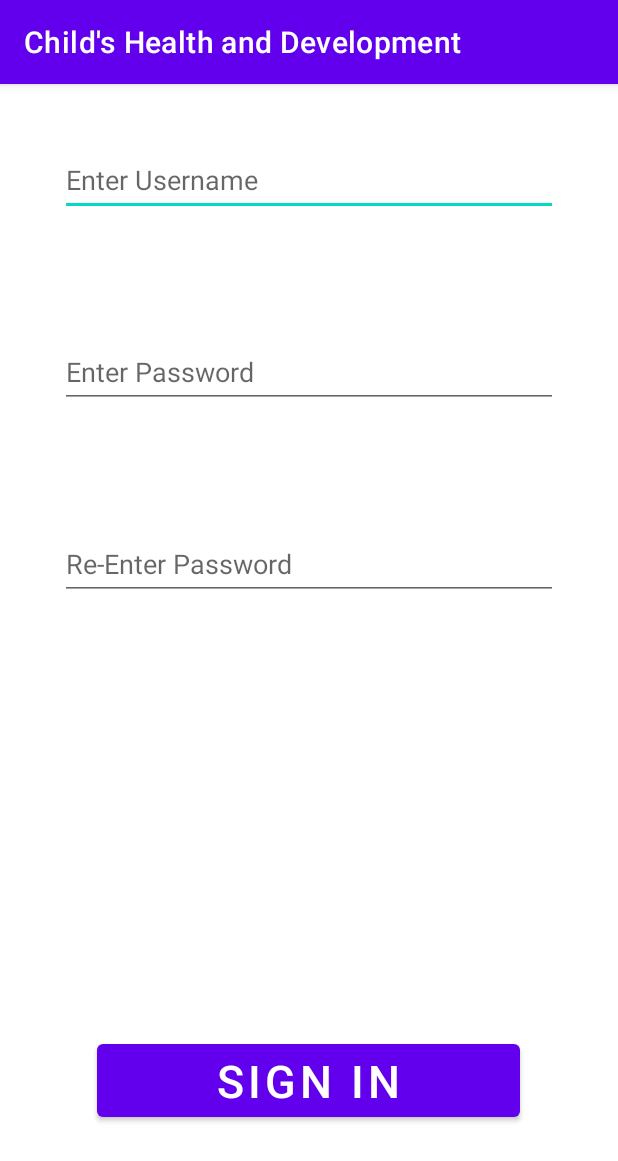
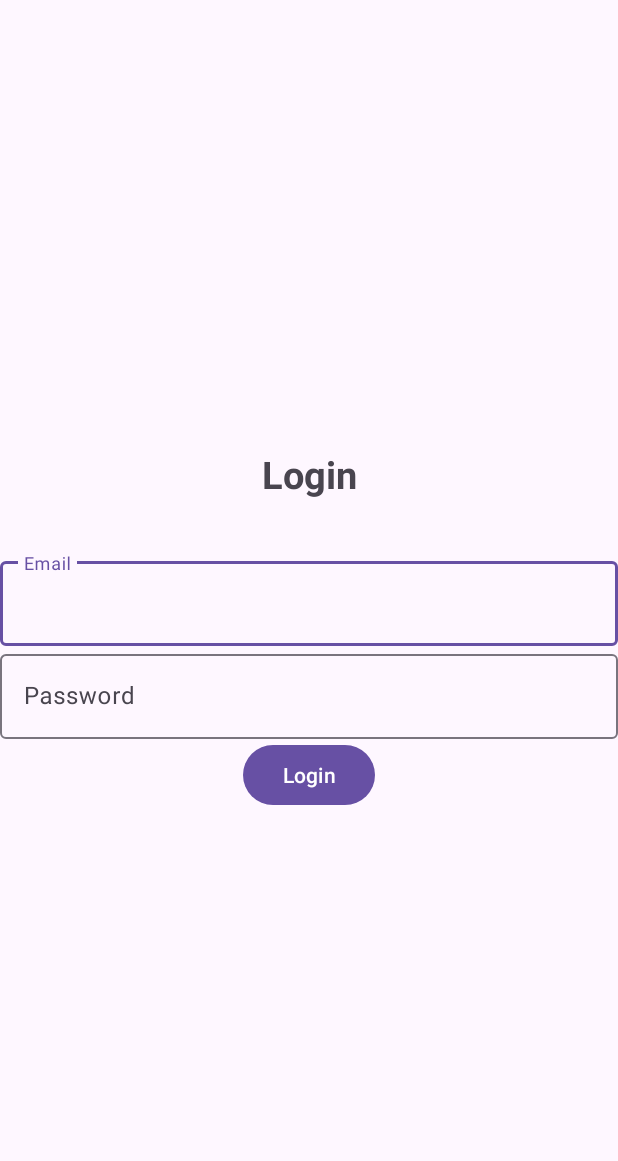
Before and after one commit to Gayane2502/Gayane_250208, an Android app: the Login screen opened directly, with no data from a screen before it, on a phone screen of 412 x 824 dp. Shown: the top 1161 px of the screen. Run offline under Robolectric (Android 15) with nearby library versions, the phone set to English and light mode, and no system bars.

Commit message:
Child's H&D 2

```diff
--- a/app/build.gradle
+++ b/app/build.gradle
@@ -1,5 +1,6 @@
 plugins {
     id 'com.android.application'
+    id 'com.google.gms.google-services'
 }
 
 android {
@@ -39,6 +40,7 @@ dependencies {
     implementation 'androidx.annotation:annotation:1.3.0'
     implementation 'androidx.lifecycle:lifecycle-livedata-ktx:2.4.1'
     implementation 'androidx.lifecycle:lifecycle-viewmodel-ktx:2.4.1'
+    implementation 'com.google.firebase:firebase-auth-ktx:21.1.0'
     testImplementation 'junit:junit:4.13.2'
     androidTestImplementation 'androidx.test.ext:junit:1.1.5'
     androidTestImplementation 'androidx.test.espresso:espresso-core:3.5.1'
--- a/app/src/main/java/com/example/myapplication/SecondActivity.java
+++ b/app/src/main/java/com/example/myapplication/Login.java
@@ -4,11 +4,11 @@ import androidx.appcompat.app.AppCompatActivity;
 
 import android.os.Bundle;
 
-public class SecondActivity extends AppCompatActivity {
+public class Login extends AppCompatActivity {
 
     @Override
     protected void onCreate(Bundle savedInstanceState) {
         super.onCreate(savedInstanceState);
-        setContentView(R.layout.activity_second);
+        setContentView(R.layout.activity_login);
     }
 }
--- /dev/null
+++ b/app/src/main/res/layout/activity_login.xml
@@ -0,0 +1,52 @@
+<?xml version="1.0" encoding="utf-8"?>
+<LinearLayout xmlns:android="http://schemas.android.com/apk/res/android"
+    xmlns:app="http://schemas.android.com/apk/res-auto"
+    xmlns:tools="http://schemas.android.com/tools"
+    android:layout_width="match_parent"
+    android:layout_height="match_parent"
+    android:orientation="vertical"
+    android:gravity="center"
+    tools:context=".Login">
+
+    <TextView
+        android:text="@string/login"
+        android:textSize="25sp"
+        android:textStyle="bold"
+        android:gravity="center"
+        android:layout_marginBottom="20dp"
+        android:padding="15dp"
+        android:layout_width="match_parent"
+        android:layout_height="wrap_content"/>
+    <com.google.android.material.textfield.TextInputLayout
+        android:layout_width="match_parent"
+        android:layout_height="wrap_content">
+        <com.google.android.material.textfield.TextInputEditText
+            android:id="@+id/email"
+            android:hint="@string/email"
+            android:layout_width="match_parent"
+            android:layout_height="wrap_content"/>
+       </com.google.android.material.textfield.TextInputLayout>
+    <com.google.android.material.textfield.TextInputLayout
+        android:layout_width="match_parent"
+        android:layout_height="wrap_content">
+        <com.google.android.material.textfield.TextInputEditText
+            android:id="@+id/password"
+            android:hint="@string/password"
+            android:layout_width="match_parent"
+            android:layout_height="wrap_content"/>
+    </com.google.android.material.textfield.TextInputLayout>
+
+    <ProgressBar
+        android:id="@+id/progressBar"
+        android:visibility="gone"
+        android:layout_width="wrap_content"
+        android:layout_height="wrap_content"/>
+
+    <Button
+        android:text="@string/login"
+        android:id="@+id/btn_login"
+        android:layout_width="wrap_content"
+        android:layout_height="wrap_content"/>
+
+
+</LinearLayout>
--- a/app/src/main/res/layout/activity_second.xml
+++ /dev/null
@@ -1,44 +0,0 @@
-<?xml version="1.0" encoding="utf-8"?>
-<LinearLayout xmlns:android="http://schemas.android.com/apk/res/android"
-    xmlns:tools="http://schemas.android.com/tools"
-    android:id="@+id/activity_main"
-    android:layout_width="match_parent"
-    android:layout_height="match_parent"
-    android:orientation="vertical">
-
-    <EditText
-        android:layout_width="match_parent"
-        android:layout_height="wrap_content"
-        android:layout_margin="40dp"
-        android:hint="@string/a"
-        android:minHeight="48dp"
-        android:importantForAutofill="no"
-        tools:ignore="VisualLintTextFieldSize" />
-
-    <EditText
-        android:layout_width="match_parent"
-        android:layout_height="wrap_content"
-        android:layout_margin="40dp"
-        android:hint="@string/b"
-        android:minHeight="48dp"
-        tools:ignore="VisualLintTextFieldSize"
-        android:autofillHints="" />
-
-    <EditText
-        android:layout_width="match_parent"
-        android:layout_height="wrap_content"
-        android:layout_margin="40dp"
-        android:hint="@string/c"
-        android:minHeight="48dp"
-        tools:ignore="VisualLintTextFieldSize" />
-
-    <Button
-        android:layout_width="282dp"
-        android:layout_height="wrap_content"
-        android:layout_gravity="center"
-        android:layout_marginTop="250dp"
-        android:text="@string/sign_in"
-        android:textSize="30sp" />
-
-
-</LinearLayout>
--- a/app/src/main/res/values-land/dimens.xml
+++ b/app/src/main/res/values-land/dimens.xml
@@ -1,3 +1,5 @@
 <resources>
- <dimen name="activity_horizontal_margin">48dp</dimen>
+    <dimen name="activity_horizontal_margin">48dp</dimen>
+    <dimen name="fab_margin">48dp</dimen>
+    <dimen name="text_margin">48dp</dimen>
 </resources>
--- a/app/src/main/res/values-w1240dp/dimens.xml
+++ b/app/src/main/res/values-w1240dp/dimens.xml
@@ -1,3 +1,4 @@
 <resources>
- <dimen name="activity_horizontal_margin">200dp</dimen>
+    <dimen name="activity_horizontal_margin">200dp</dimen>
+    <dimen name="fab_margin">200dp</dimen>
 </resources>
--- a/app/src/main/res/values-w600dp/dimens.xml
+++ b/app/src/main/res/values-w600dp/dimens.xml
@@ -1,3 +1,5 @@
 <resources>
- <dimen name="activity_horizontal_margin">48dp</dimen>
+    <dimen name="activity_horizontal_margin">48dp</dimen>
+    <dimen name="fab_margin">48dp</dimen>
+    <dimen name="text_margin">48dp</dimen>
 </resources>
--- a/app/src/main/res/values/strings.xml
+++ b/app/src/main/res/values/strings.xml
@@ -1,12 +1,15 @@
 <resources>
     <string name="app_name">Child\'s Health and Development</string>
-    <string name="title">Sign in as</string>
+    <string name="parent">Parent</string>
+    <string name="doctor">Doctor</string>
+    <string name="have">Already have an account? Log in</string>
+    <string name="title">Sign up as</string>
     <string name="a">Enter Username</string>
     <string name="b">Enter Password</string>
     <string name="c">Re-Enter Password</string>
-    <string name="Parent" />
-    <string name="Doctor" />
-    <string name="parent">Parent</string>
-    <string name="doctor">Doctor</string>
     <string name="sign_in">Sign in</string>
+    <string name="login">Login</string>
+    <string name="password">Password</string>
+    <string name="email">Email</string>
+    <string name="register">Register</string>
 </resources>
--- a/build.gradle
+++ b/build.gradle
@@ -1,4 +1,8 @@
-// Top-level build file where you can add configuration options common to all sub-projects/modules.
+buildscript {
+    dependencies {
+        classpath 'com.google.gms:google-services:4.3.15'
+    }
+}// Top-level build file where you can add configuration options common to all sub-projects/modules.
 plugins {
     id 'com.android.application' version '8.1.0-alpha02' apply false
     id 'com.android.library' version '8.1.0-alpha02' apply false
```
Also changed, not shown: app/src/main/AndroidManifest.xml (+18 -4 lines), app/src/main/java/com/example/myapplication/FirstActivity.java (+30 -6 lines), app/src/main/java/com/example/myapplication/Register.java (added, +74 -0 lines), app/src/main/res/layout/activity_first.xml (+12 -2 lines), app/src/main/res/layout/activity_register.xml (added, +51 -0 lines), app/src/main/res/values/dimens.xml (+5 -2 lines), app/src/main/res/values/themes.xml (+7 -0 lines), 1 other file.
